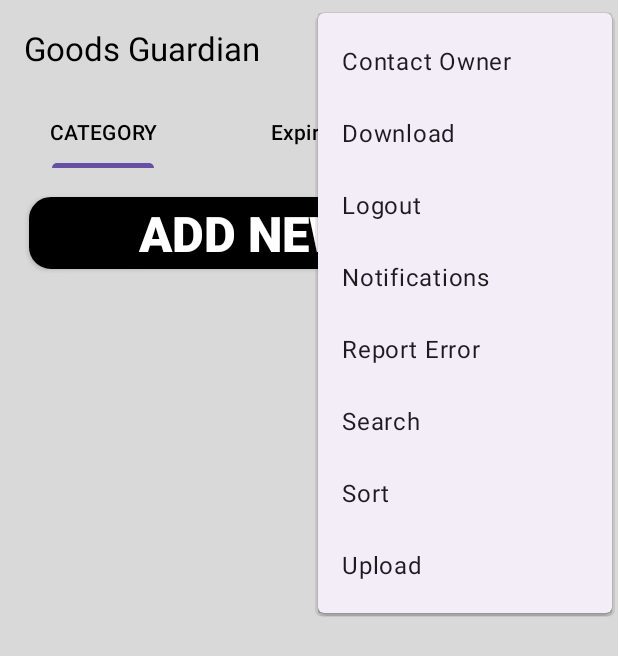
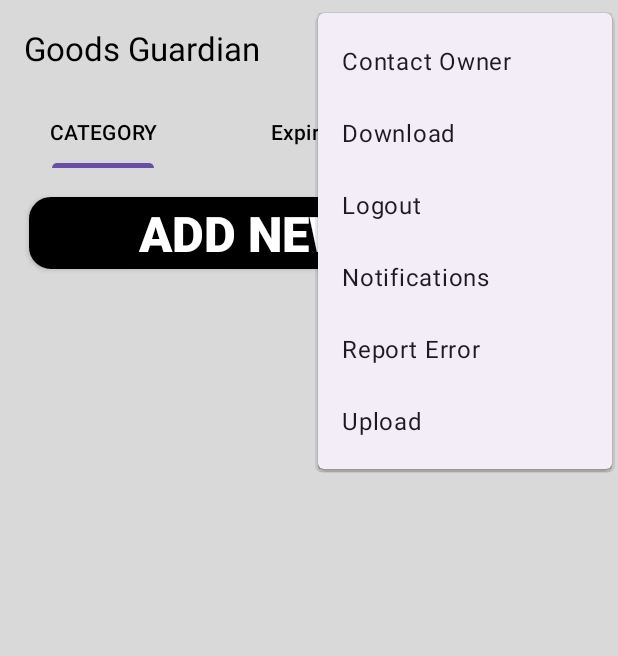
Before and after one commit to supershor/Goods-Guardian, an Android app: the screen it shows after launch once a user with an empty profile is signed in (MainActivity), with the options menu open, on a phone screen of 412 x 824 dp. Shown: the top 656 px of the screen. Run offline under Robolectric (Android 15) with nearby library versions, the light colour scheme and no system bars; our stand-ins replace Firebase (no records; nobody signed in at launch, a user with empty details on screens opened directly), sdp/ssp sizes.

Commit message:
Menu options edited

```diff
--- a/app/src/main/java/com/om_tat_sat/goodsguardian/Items_shower.java
+++ b/app/src/main/java/com/om_tat_sat/goodsguardian/Items_shower.java
@@ -131,9 +131,4 @@ public class Items_shower extends AppCompatActivity implements RecyclerviewInter
         recyclerView.setLayoutManager(new LinearLayoutManager(Items_shower.this));
         recyclerView.setAdapter(itemRecycler);
     }
-    @Override
-    public boolean onCreateOptionsMenu(Menu menu){
-        new MenuInflater(Items_shower.this).inflate(R.menu.main_menu,menu);
-        return super.onCreateOptionsMenu(menu);
-    }
 }
--- a/app/src/main/java/com/om_tat_sat/goodsguardian/MainActivity.java
+++ b/app/src/main/java/com/om_tat_sat/goodsguardian/MainActivity.java
@@ -183,10 +183,6 @@ public class MainActivity extends AppCompatActivity implements RecyclerviewInter
             startActivity(intent);
         }else if (item.getItemId()==R.id.notifications){
             notifications();
-        }else if (item.getItemId()==R.id.sort){
-            sort();
-        }else if (item.getItemId()==R.id.search){
-            search();
         }
         Toast.makeText(this, "item", Toast.LENGTH_SHORT).show();
         return super.onOptionsItemSelected(item);
--- a/app/src/main/res/menu/main_menu.xml
+++ b/app/src/main/res/menu/main_menu.xml
@@ -6,7 +6,5 @@
     <item app:showAsAction="withText" android:title="@string/logout" android:id="@+id/logout" android:icon="@drawable/logout"/>
     <item app:showAsAction="withText" android:title="@string/notifications" android:id="@+id/notifications" android:icon="@drawable/notification_icon"/>
     <item app:showAsAction="withText" android:title="@string/report_error" android:id="@+id/report_error" android:icon="@drawable/problem"/>
-    <item app:showAsAction="withText" android:title="@string/search" android:id="@+id/search" android:icon="@drawable/search_icon"/>
-    <item app:showAsAction="withText" android:title="@string/sort" android:id="@+id/sort" android:icon="@drawable/sort"/>
     <item app:showAsAction="withText" android:title="@string/upload" android:id="@+id/upload" android:icon="@drawable/upload"/>
 </menu>
```
